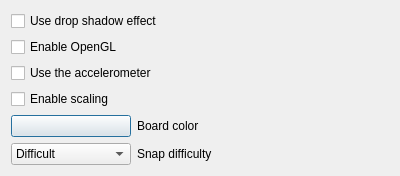
Qt form settingsdialog.ui (Venemo/puzzle-master) before a commit.
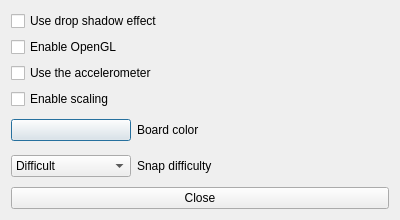
The same form after that commit.

Commit message: Added close button to the settings dialog

What changed in the file:
```diff
--- a/settingsdialog.ui
+++ b/settingsdialog.ui
@@ -10,7 +10,7 @@
     <x>0</x>
     <y>0</y>
     <width>400</width>
-    <height>166</height>
+    <height>220</height>
    </rect>
   </property>
   <property name="sizePolicy">
@@ -151,6 +151,13 @@
      </item>
     </layout>
    </item>
+   <item>
+    <widget class="QPushButton" name="closeButton">
+     <property name="text">
+      <string>Close</string>
+     </property>
+    </widget>
+   </item>
   </layout>
  </widget>
  <resources/>
```
Left out of the diff: 19 changed lines with no effect on the pictures. The commit also changes 1 other file.
